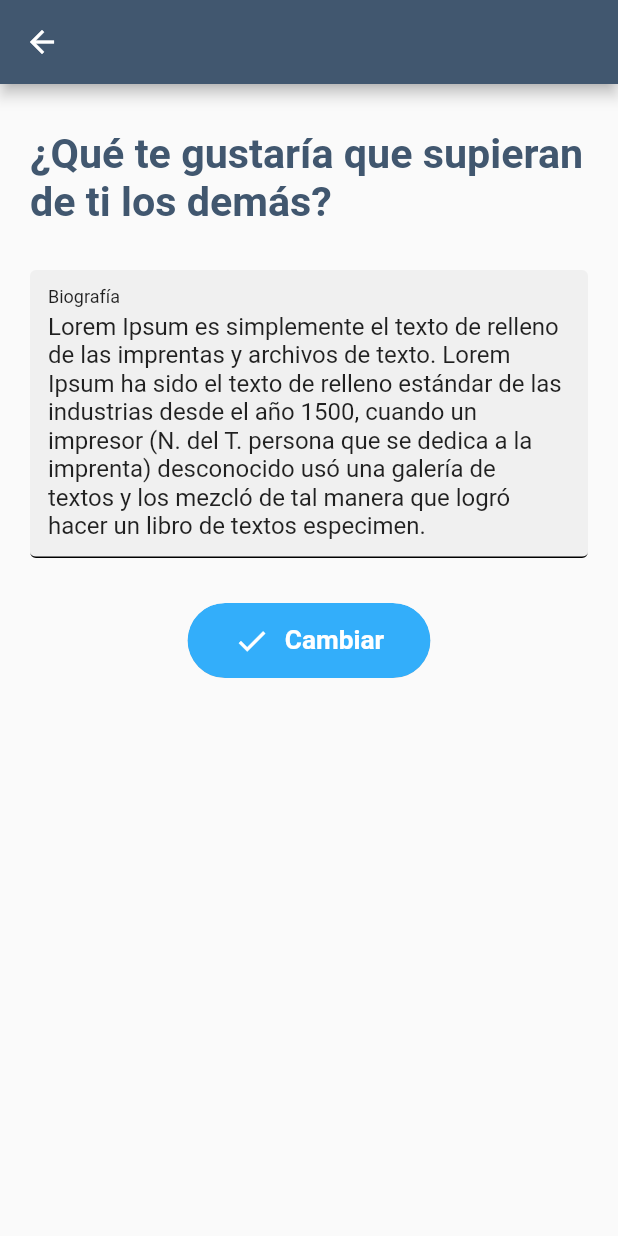
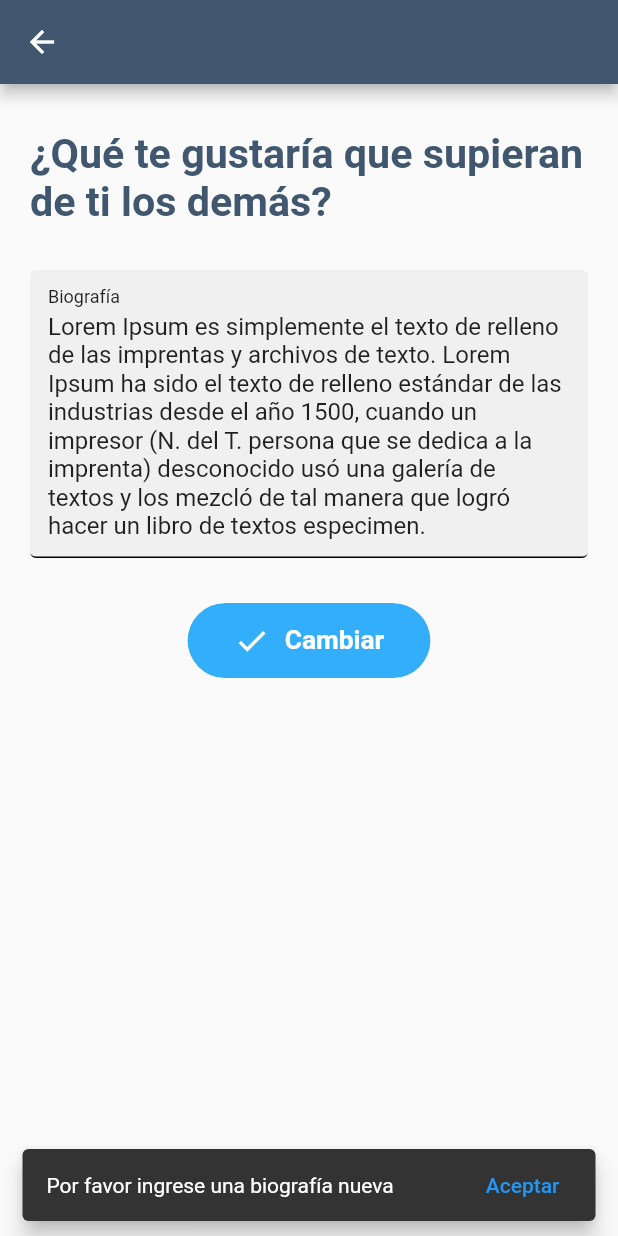
Before and after one commit to mauduran/Pool_Rides, a Flutter app: the ChangeDescription screen opened directly with sample values from the repository, after a tap on "Cambiar", on a phone screen of 412 x 824 dp. Run offline on Flutter 3.47's test engine with Material 2 defaults, Android fonts, the phone set to English and light mode, and no system bars; our stand-ins replace bloc, cloud_firestore, equatable, firebase_auth, firebase_core, firebase_storage and 7 more; missing offline and left inert: flutter_facebook_login; accounts and stored records are empty; generated files the repository leaves out were written again.

```diff
--- a/lib/Pages/change-description/ChangeDescription.dart
+++ b/lib/Pages/change-description/ChangeDescription.dart
@@ -22,7 +22,6 @@ class _ChangeDescriptionState extends State<ChangeDescription> {
     return Scaffold(
       appBar: AppBar(),
       body: Column(
-        // mainAxisAlignment: MainAxisAlignment.center,
         children: [
           Padding(
             padding: const EdgeInsets.symmetric(horizontal: 20.0, vertical: 30),
@@ -88,7 +87,34 @@ class _ChangeDescriptionState extends State<ChangeDescription> {
                           ),
                         ],
                       ),
-                      onPressed: () {},
+                      onPressed: () {
+                        if (widget.user.biography !=
+                            _biographyController.text) {
+                          Navigator.of(context).pop({
+                            "changed": true,
+                            "newBiography": _biographyController.text,
+                          });
+                        } else {
+                          ScaffoldMessenger.of(context)
+                            ..hideCurrentSnackBar()
+                            ..showSnackBar(
+                              SnackBar(
+                                content: Text(
+                                    "Por favor ingrese una biografía nueva"),
+                                duration: Duration(seconds: 3),
+                                behavior: SnackBarBehavior.floating,
+                                action: SnackBarAction(
+                                  label: "Aceptar",
+                                  textColor: Colors.blue,
+                                  onPressed: () {
+                                    ScaffoldMessenger.of(context)
+                                        .hideCurrentSnackBar();
+                                  },
+                                ),
+                              ),
+                            );
+                        }
+                      },
                     ),
                   ),
                 ),
```
